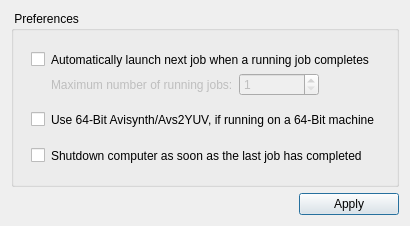
lordmulder/Simple-x264-Launcher, file gui/win_preferences.ui: the form before one commit.
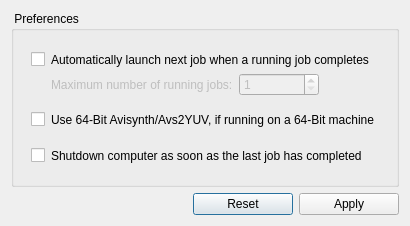
The form after the commit. Icons and pictures are not drawn.

Commit message: Reorganized web-links a bit + added "Reset" button to preferences dialog.

The edit to the form file:
```diff
--- a/gui/win_preferences.ui
+++ b/gui/win_preferences.ui
@@ -248,6 +248,23 @@
        </property>
       </spacer>
      </item>
+     <item>
+      <widget class="QPushButton" name="resetButton">
+       <property name="minimumSize">
+        <size>
+         <width>100</width>
+         <height>0</height>
+        </size>
+       </property>
+       <property name="text">
+        <string>Reset</string>
+       </property>
+       <property name="icon">
+        <iconset resource="../res/resources.qrc">
+         <normaloff>:/buttons/bomb.png</normaloff>:/buttons/bomb.png</iconset>
+       </property>
+      </widget>
+     </item>
      <item>
       <widget class="QPushButton" name="closeButton">
        <property name="minimumSize">
```
Left out of the diff: 3 changed lines with no effect on the pictures. The commit also changes 8 other files.
